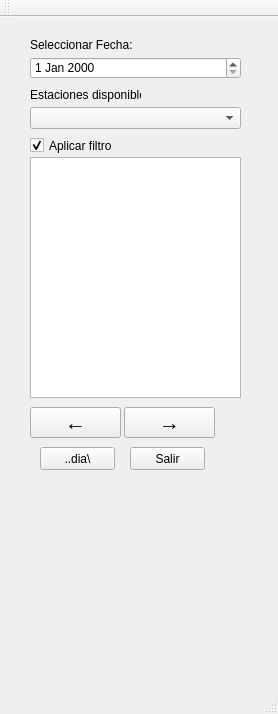
This is src/ui/marcar_fases.ui in RedSismicaAustro/rsa_sismologia as Qt 5 draws it before an edit. The edited form follows.
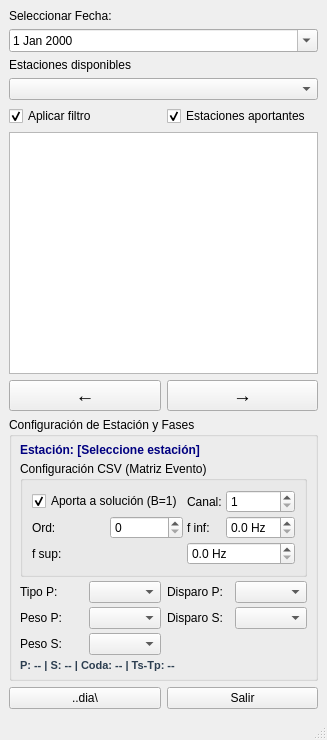
This is the edited form.

Commit message: feat(fases): sincronizacion binaria .fas, configuracion CSV y ergonomia visual

Patch:
```diff
--- a/src/ui/marcar_fases.ui
+++ b/src/ui/marcar_fases.ui
@@ -6,152 +6,351 @@
    <rect>
     <x>0</x>
     <y>0</y>
-    <width>278</width>
-    <height>714</height>
+    <width>320</width>
+    <height>740</height>
    </rect>
   </property>
   <property name="windowTitle">
    <string>MainWindow</string>
   </property>
   <widget class="QWidget" name="centralwidget">
-   <widget class="QLabel" name="label">
-    <property name="geometry">
-     <rect>
-      <x>30</x>
-      <y>70</y>
-      <width>111</width>
-      <height>16</height>
-     </rect>
+   <layout class="QVBoxLayout" name="verticalLayoutCentral">
+    <property name="spacing">
+     <number>6</number>
     </property>
-    <property name="text">
-     <string>Estaciones disponibles</string>
+    <property name="leftMargin">
+     <number>9</number>
     </property>
-   </widget>
-   <widget class="QPushButton" name="boton_directorio">
-    <property name="geometry">
-     <rect>
-      <x>40</x>
-      <y>430</y>
-      <width>75</width>
-      <height>23</height>
-     </rect>
+    <property name="topMargin">
+     <number>9</number>
     </property>
-    <property name="text">
-     <string>..dia\</string>
+    <property name="rightMargin">
+     <number>9</number>
     </property>
-   </widget>
-   <widget class="QPushButton" name="boton_salir">
-    <property name="geometry">
-     <rect>
-      <x>130</x>
-      <y>430</y>
-      <width>75</width>
-      <height>23</height>
-     </rect>
+    <property name="bottomMargin">
+     <number>9</number>
     </property>
-    <property name="text">
-     <string>Salir</string>
-    </property>
-   </widget>
-   <widget class="QDateEdit" name="date_edit">
-    <property name="geometry">
-     <rect>
-      <x>30</x>
-      <y>40</y>
-      <width>211</width>
-      <height>22</height>
-     </rect>
-    </property>
-   </widget>
-   <widget class="QLabel" name="label_2">
-    <property name="geometry">
-     <rect>
-      <x>30</x>
-      <y>20</y>
-      <width>111</width>
-      <height>16</height>
-     </rect>
-    </property>
-    <property name="text">
-     <string>Seleccionar Fecha:</string>
-    </property>
-   </widget>
-   <widget class="QPushButton" name="boton_anterior">
-    <property name="geometry">
-     <rect>
-      <x>30</x>
-      <y>390</y>
-      <width>91</width>
-      <height>31</height>
-     </rect>
-    </property>
-    <property name="font">
-     <font>
-      <pointsize>16</pointsize>
-      <weight>75</weight>
-      <bold>true</bold>
-     </font>
-    </property>
-    <property name="text">
-     <string>←</string>
-    </property>
-   </widget>
-   <widget class="QPushButton" name="boton_siguiente">
-    <property name="geometry">
-     <rect>
-      <x>124</x>
-      <y>390</y>
-      <width>91</width>
-      <height>31</height>
-     </rect>
-    </property>
-    <property name="font">
-     <font>
-      <pointsize>16</pointsize>
-      <weight>75</weight>
-      <bold>true</bold>
-     </font>
-    </property>
-    <property name="text">
-     <string>→</string>
-    </property>
-   </widget>
-   <widget class="QComboBox" name="combo_sis">
-    <property name="geometry">
-     <rect>
-      <x>30</x>
-      <y>90</y>
-      <width>211</width>
-      <height>22</height>
-     </rect>
-    </property>
-   </widget>
-   <widget class="QCheckBox" name="checkbox_filtro">
-    <property name="geometry">
-     <rect>
-      <x>30</x>
-      <y>120</y>
-      <width>91</width>
-      <height>17</height>
-     </rect>
-    </property>
-    <property name="text">
-     <string>Aplicar filtro</string>
-    </property>
-    <property name="checked">
-     <bool>true</bool>
-    </property>
-   </widget>
-   <widget class="QListWidget" name="lista_mseed">
-    <property name="geometry">
-     <rect>
-      <x>30</x>
-      <y>140</y>
-      <width>211</width>
-      <height>241</height>
-     </rect>
-    </property>
-   </widget>
+    <item>
+     <widget class="QLabel" name="label_2">
+      <property name="text">
+       <string>Seleccionar Fecha:</string>
+      </property>
+     </widget>
+    </item>
+    <item>
+     <widget class="QDateEdit" name="date_edit">
+      <property name="calendarPopup">
+       <bool>true</bool>
+      </property>
+     </widget>
+    </item>
+    <item>
+     <widget class="QLabel" name="label">
+      <property name="text">
+       <string>Estaciones disponibles</string>
+      </property>
+     </widget>
+    </item>
+    <item>
+     <widget class="QComboBox" name="combo_sis"/>
+    </item>
+    <item>
+     <layout class="QHBoxLayout" name="layoutCheckboxes">
+      <item>
+       <widget class="QCheckBox" name="checkbox_filtro">
+        <property name="text">
+         <string>Aplicar filtro</string>
+        </property>
+        <property name="checked">
+         <bool>true</bool>
+        </property>
+       </widget>
+      </item>
+      <item>
+       <widget class="QCheckBox" name="checkbox_estaciones_aportantes">
+        <property name="text">
+         <string>Estaciones aportantes</string>
+        </property>
+        <property name="checked">
+         <bool>true</bool>
+        </property>
+       </widget>
+      </item>
+     </layout>
+    </item>
+    <item>
+     <widget class="QListWidget" name="lista_mseed">
+      <property name="minimumSize">
+       <size>
+        <width>0</width>
+        <height>120</height>
+       </size>
+      </property>
+     </widget>
+    </item>
+    <item>
+     <layout class="QHBoxLayout" name="layoutPaginacion">
+      <item>
+       <widget class="QPushButton" name="boton_anterior">
+        <property name="font">
+         <font>
+          <pointsize>14</pointsize>
+          <weight>75</weight>
+          <bold>true</bold>
+         </font>
+        </property>
+        <property name="text">
+         <string>←</string>
+        </property>
+       </widget>
+      </item>
+      <item>
+       <widget class="QPushButton" name="boton_siguiente">
+        <property name="font">
+         <font>
+          <pointsize>14</pointsize>
+          <weight>75</weight>
+          <bold>true</bold>
+         </font>
+        </property>
+        <property name="text">
+         <string>→</string>
+        </property>
+       </widget>
+      </item>
+     </layout>
+    </item>
+    <item>
+     <widget class="QGroupBox" name="grupo_parametros">
+      <property name="title">
+       <string>Configuración de Estación y Fases</string>
+      </property>
+      <layout class="QVBoxLayout" name="layoutGrupoParams">
+       <property name="spacing">
+        <number>4</number>
+       </property>
+       <property name="leftMargin">
+        <number>8</number>
+       </property>
+       <property name="topMargin">
+        <number>6</number>
+       </property>
+       <property name="rightMargin">
+        <number>8</number>
+       </property>
+       <property name="bottomMargin">
+        <number>6</number>
+       </property>
+       <item>
+        <widget class="QLabel" name="lbl_estacion_activa">
+         <property name="styleSheet">
+          <string notr="true">font-weight: bold; color: navy;</string>
+         </property>
+         <property name="text">
+          <string>Estación: [Seleccione estación]</string>
+         </property>
+        </widget>
+       </item>
+       <item>
+        <widget class="QGroupBox" name="grupo_csv">
+         <property name="title">
+          <string>Configuración CSV (Matriz Evento)</string>
+         </property>
+         <layout class="QGridLayout" name="gridCsv">
+          <property name="horizontalSpacing">
+           <number>4</number>
+          </property>
+          <property name="verticalSpacing">
+           <number>3</number>
+          </property>
+          <item row="0" column="0" colspan="2">
+           <widget class="QCheckBox" name="chk_csv_aporta">
+            <property name="text">
+             <string>Aporta a solución (B=1)</string>
+            </property>
+            <property name="checked">
+             <bool>true</bool>
+            </property>
+           </widget>
+          </item>
+          <item row="0" column="2">
+           <widget class="QLabel" name="label_csv_canal">
+            <property name="text">
+             <string>Canal:</string>
+            </property>
+           </widget>
+          </item>
+          <item row="0" column="3">
+           <widget class="QSpinBox" name="spbox_csv_canal">
+            <property name="minimum">
+             <number>1</number>
+            </property>
+            <property name="maximum">
+             <number>6</number>
+            </property>
+            <property name="value">
+             <number>1</number>
+            </property>
+           </widget>
+          </item>
+          <item row="1" column="0">
+           <widget class="QLabel" name="label_csv_orden">
+            <property name="text">
+             <string>Ord:</string>
+            </property>
+           </widget>
+          </item>
+          <item row="1" column="1">
+           <widget class="QSpinBox" name="spbox_csv_orden">
+            <property name="minimum">
+             <number>0</number>
+            </property>
+            <property name="maximum">
+             <number>10</number>
+            </property>
+            <property name="value">
+             <number>0</number>
+            </property>
+           </widget>
+          </item>
+          <item row="1" column="2">
+           <widget class="QLabel" name="label_csv_finf">
+            <property name="text">
+             <string>f inf:</string>
+            </property>
+           </widget>
+          </item>
+          <item row="1" column="3">
+           <widget class="QDoubleSpinBox" name="spbox_csv_finf">
+            <property name="suffix">
+             <string> Hz</string>
+            </property>
+            <property name="decimals">
+             <number>1</number>
+            </property>
+            <property name="maximum">
+             <double>50.0</double>
+            </property>
+           </widget>
+          </item>
+          <item row="2" column="0" colspan="2">
+           <widget class="QLabel" name="label_csv_fsup">
+            <property name="text">
+             <string>f sup:</string>
+            </property>
+           </widget>
+          </item>
+          <item row="2" column="2" colspan="2">
+           <widget class="QDoubleSpinBox" name="spbox_csv_fsup">
+            <property name="suffix">
+             <string> Hz</string>
+            </property>
+            <property name="decimals">
+             <number>1</number>
+            </property>
+            <property name="maximum">
+             <double>50.0</double>
+            </property>
+           </widget>
+          </item>
+         </layout>
+        </widget>
+       </item>
+       <item>
+        <layout class="QGridLayout" name="gridParametros">
+         <property name="horizontalSpacing">
+          <number>6</number>
+         </property>
+         <property name="verticalSpacing">
+          <number>4</number>
+         </property>
+         <item row="0" column="0">
+          <widget class="QLabel" name="label_tipo_p">
+           <property name="text">
+            <string>Tipo P:</string>
+           </property>
+          </widget>
+         </item>
+         <item row="0" column="1">
+          <widget class="QComboBox" name="combo_tipo_p"/>
+         </item>
+         <item row="0" column="2">
+          <widget class="QLabel" name="label_pol_p">
+           <property name="text">
+            <string>Disparo P:</string>
+           </property>
+          </widget>
+         </item>
+         <item row="0" column="3">
+          <widget class="QComboBox" name="combo_pol_p"/>
+         </item>
+         <item row="1" column="0">
+          <widget class="QLabel" name="label_peso_p">
+           <property name="text">
+            <string>Peso P:</string>
+           </property>
+          </widget>
+         </item>
+         <item row="1" column="1">
+          <widget class="QComboBox" name="combo_peso_p"/>
+         </item>
+         <item row="1" column="2">
+          <widget class="QLabel" name="label_pol_s">
+           <property name="text">
+            <string>Disparo S:</string>
+           </property>
+          </widget>
+         </item>
+         <item row="1" column="3">
+          <widget class="QComboBox" name="combo_pol_s"/>
+         </item>
+         <item row="2" column="0">
+          <widget class="QLabel" name="label_peso_s">
+           <property name="text">
+            <string>Peso S:</string>
+           </property>
+          </widget>
+         </item>
+         <item row="2" column="1">
+          <widget class="QComboBox" name="combo_peso_s"/>
+         </item>
+        </layout>
+       </item>
+       <item>
+        <widget class="QLabel" name="lbl_tiempos_estacion">
+         <property name="styleSheet">
+          <string notr="true">font-size: 8pt; font-weight: bold; color: #2c3e50;</string>
+         </property>
+         <property name="text">
+          <string>P: -- | S: -- | Coda: -- | Ts-Tp: --</string>
+         </property>
+         <property name="wordWrap">
+          <bool>true</bool>
+         </property>
+        </widget>
+       </item>
+      </layout>
+     </widget>
+    </item>
+    <item>
+     <layout class="QHBoxLayout" name="layoutBotonesInferiores">
+      <item>
+       <widget class="QPushButton" name="boton_directorio">
+        <property name="text">
+         <string>..dia\</string>
+        </property>
+       </widget>
+      </item>
+      <item>
+       <widget class="QPushButton" name="boton_salir">
+        <property name="text">
+         <string>Salir</string>
+        </property>
+       </widget>
+      </item>
+     </layout>
+    </item>
+   </layout>
   </widget>
   <widget class="QMenuBar" name="menubar">
    <property name="geometry">
@@ -164,17 +363,6 @@
    </property>
   </widget>
   <widget class="QStatusBar" name="statusbar"/>
-  <widget class="QToolBar" name="toolBar">
-   <property name="windowTitle">
-    <string>toolBar</string>
-   </property>
-   <attribute name="toolBarArea">
-    <enum>TopToolBarArea</enum>
-   </attribute>
-   <attribute name="toolBarBreak">
-    <bool>false</bool>
-   </attribute>
-  </widget>
  </widget>
  <resources/>
  <connections/>
```
Left out of the diff: 4 changed lines with no effect on the pictures. The commit also changes 15 other files.
